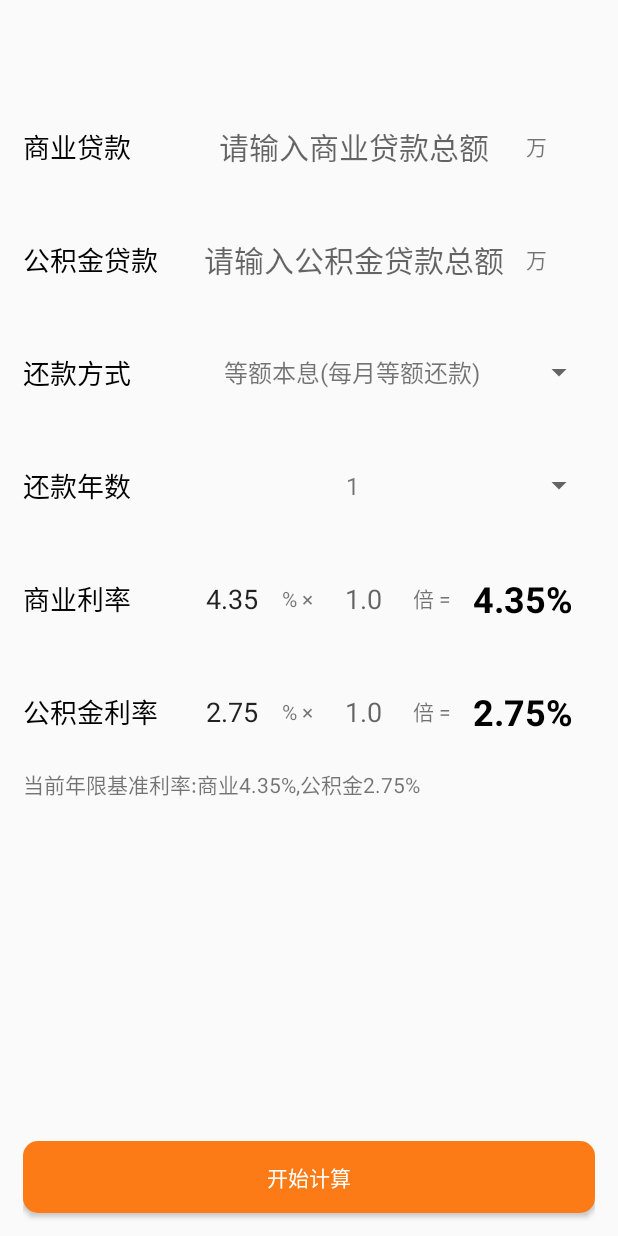
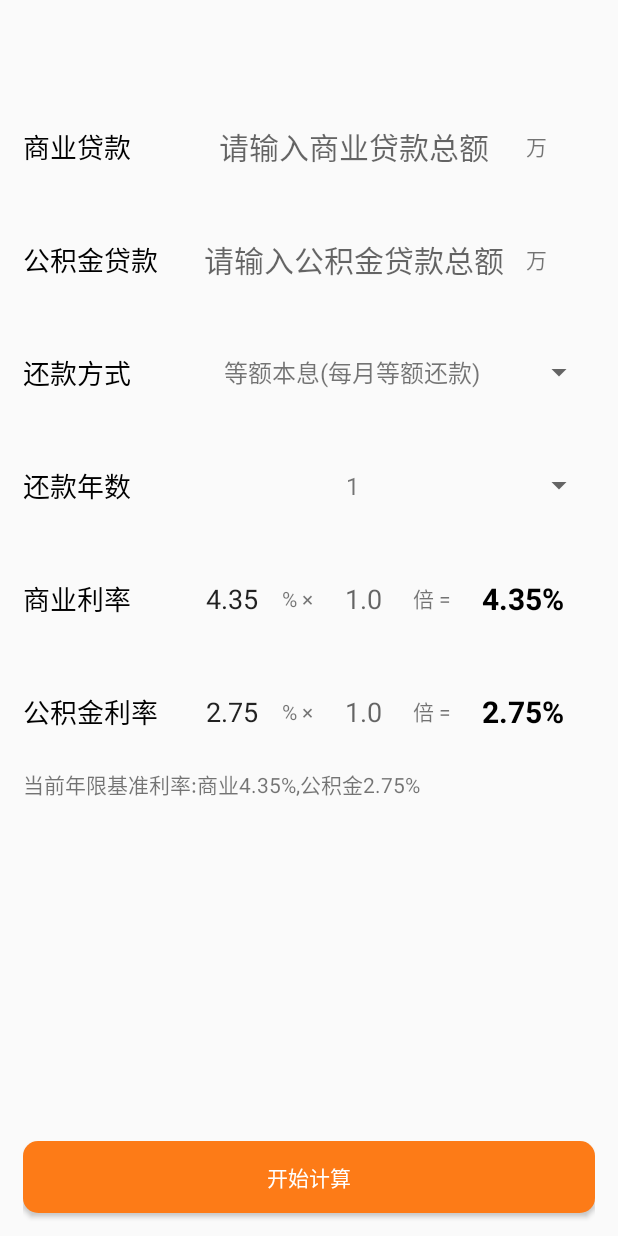
Before and after one commit to LsKiKi/SuperCalculator, an Android app: the fragment combination shown on its own in the app's theme, on a phone screen of 412 x 824 dp. Run offline under Robolectric (Android 15) with nearby library versions, the phone set to English and light mode, and no system bars.

Commit message:
个税计算button按钮改成白色字体 税率计算显示四个小数

```diff
--- a/app/src/main/res/layout/annualbonus.xml
+++ b/app/src/main/res/layout/annualbonus.xml
@@ -79,7 +79,8 @@
                     android:layout_height="wrap_content"
                     android:layout_marginBottom="15dp"
                     android:background="@drawable/radius"
-                    android:text="@string/start_compute" />
+                    android:text="@string/start_compute"
+                    android:textColor="@android:color/white" />
             </LinearLayout>
 
         </LinearLayout>
--- a/app/src/main/res/layout/business.xml
+++ b/app/src/main/res/layout/business.xml
@@ -156,8 +156,8 @@
                         android:layout_weight="1"
                         android:gravity="center"
                         android:maxLines="1"
-                        android:textColor="@android:color/background_dark"
-                        android:textSize="24sp"
+                        android:textColor="@android:color/black"
+                        android:textSize="20sp"
                         android:textStyle="bold" />
 
                 </LinearLayout>
--- a/app/src/main/res/layout/combination.xml
+++ b/app/src/main/res/layout/combination.xml
@@ -213,10 +213,10 @@
                         android:layout_width="0dp"
                         android:layout_height="wrap_content"
                         android:layout_weight="1"
+                        android:gravity="center"
                         android:textColor="@android:color/background_dark"
-                        android:textSize="24sp"
-                        android:textStyle="bold"
-                        android:gravity="center" />
+                        android:textSize="20sp"
+                        android:textStyle="bold" />
 
                 </LinearLayout>
             </LinearLayout>
@@ -286,7 +286,7 @@
                         android:layout_weight="1"
                         android:gravity="center"
                         android:textColor="@android:color/background_dark"
-                        android:textSize="24sp"
+                        android:textSize="20sp"
                         android:textStyle="bold" />
 
                 </LinearLayout>
--- a/app/src/main/res/layout/fund.xml
+++ b/app/src/main/res/layout/fund.xml
@@ -64,7 +64,8 @@
                         android:id="@+id/fund_back_way"
                         android:layout_width="275dp"
                         android:layout_height="match_parent"
-                        android:gravity="center_vertical"/>
+                        android:gravity="center_vertical"
+                        android:spinnerMode="dialog" />
                 </LinearLayout>
 
                 <LinearLayout
@@ -155,7 +156,7 @@
                             android:layout_weight="1"
                             android:gravity="center"
                             android:textColor="@android:color/background_dark"
-                            android:textSize="24sp"
+                            android:textSize="20sp"
                             android:textStyle="bold" />
 
                     </LinearLayout>
--- a/app/src/main/res/layout/monthlysalary.xml
+++ b/app/src/main/res/layout/monthlysalary.xml
@@ -358,6 +358,7 @@
                     android:layout_height="wrap_content"
                     android:layout_marginBottom="15dp"
                     android:background="@drawable/radius"
+                    android:textColor="@android:color/white"
                     android:text="@string/start_compute" />
             </LinearLayout>
         </LinearLayout>
--- a/app/src/main/res/values/strings.xml
+++ b/app/src/main/res/values/strings.xml
@@ -54,7 +54,7 @@
     <string name="input_mSalary">请输入您的月收入</string>
     <string name="income_num">收入金额</string>
     <string name="inhabit_city">所在城市</string>
-    <string name="str_income_tax_threshold_">个税起征点</string>
+    <string name="str_income_tax_threshold_">起征点</string>
     <string name="str_income_tax">5000</string>
     <string name="str_ihf">五险一金</string>
     <string name="str_fund">公积金</string>
```
